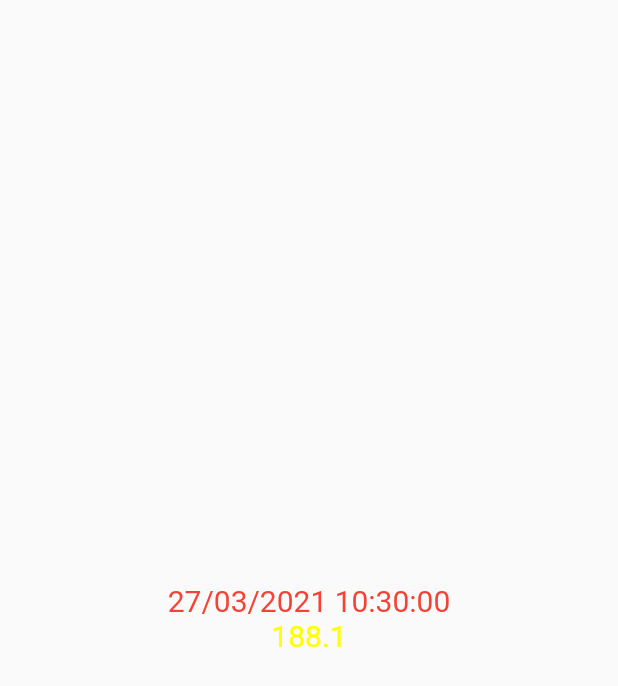
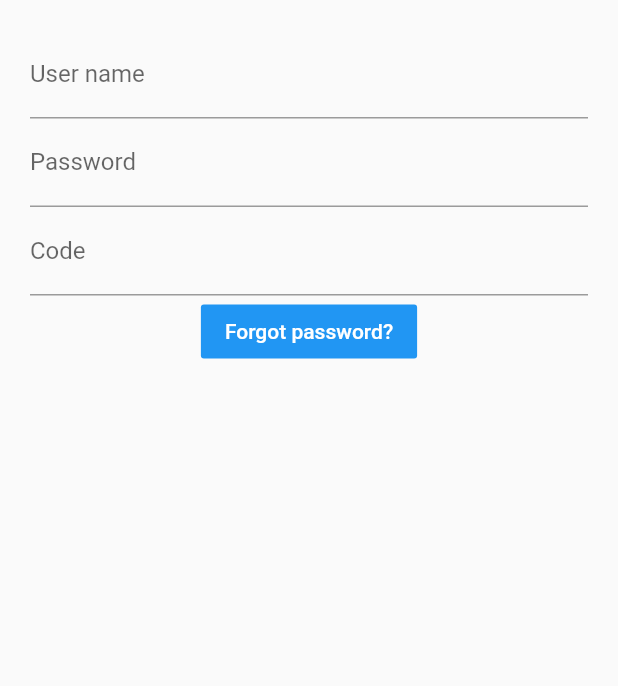
Before and after one commit to Wolo-Polo/Flutter, a Flutter app: the screen it shows after launch, on a phone screen of 412 x 824 dp. Shown: the top 686 px of the screen. Run offline on Flutter 3.47's test engine with Material 2 defaults, Android fonts, the phone set to English and light mode, and no system bars.

Commit message:
SafeArea, TextFeild, FlatButton,...

```diff
--- /dev/null
+++ b/lib/SafeArea.dart
@@ -0,0 +1,71 @@
+import 'package:flutter/cupertino.dart';
+import 'package:flutter/material.dart';
+
+class MySafeArea extends StatefulWidget{
+  @override
+  State<StatefulWidget> createState() {
+    return _MySafeAreaState();
+  }
+}
+
+class _MySafeAreaState extends State{
+  final GlobalKey<ScaffoldState> _scaffoldKey = GlobalKey<ScaffoldState>();
+  final _userNameController = TextEditingController();
+  final _passwordController = TextEditingController();
+  final _codeController = TextEditingController();
+  String _userName = "";
+  int _code = 0;
+  @override
+  Widget build(BuildContext context) {
+    return MaterialApp(
+      title: "My SafeArea, Column, FlatButton, TextField",
+      home: Scaffold(
+        key: _scaffoldKey,
+        body: SafeArea(
+          minimum: EdgeInsets.only(left: 20, right: 20, top: 20, bottom: 20),
+          child: Column(
+            mainAxisAlignment: MainAxisAlignment.start,
+            children: [
+              TextField(
+                decoration: InputDecoration(labelText: "User name"),
+                controller: _userNameController,
+                onChanged: (text){
+                  _userName = text;
+                },
+              ),
+              TextField(
+                decoration: InputDecoration(labelText: "Password"),
+                obscureText: true,
+                enableSuggestions: false,
+                autocorrect: false,
+                controller: _passwordController,
+              ),
+              TextField(
+                decoration: InputDecoration(labelText: "Code"),
+                controller: _codeController,
+                onChanged: (number){
+                  _code = int.parse(number) ?? 0; //if tect = null or convert fail ==> _code = 0
+                },
+              ),
+              FlatButton(
+                child: Text("Forgot password?"),
+                color: Colors.blue,
+                textColor: Colors.white,
+                onPressed: (){
+                  print("Username: ${_userName} Code: ${_code}");
+                  _scaffoldKey.currentState.showSnackBar(
+                    SnackBar(
+                        content: Text("Username: ${_userName} Code: ${_code}"),
+                        duration: Duration(seconds: 3),
+                    )
+                  );
+                },
+              )
+            ],
+          ),
+        ),
+      ),
+    );
+  }
+
+}
--- a/lib/main.dart
+++ b/lib/main.dart
@@ -2,6 +2,7 @@ import 'package:flutter/material.dart';
 import 'package:flutter_app/MyWidget.dart';
 import 'package:flutter_app/MyWidgetState.dart';
 import 'package:flutter_app/DateTimeAndIntl.dart';
+import 'package:flutter_app/SafeArea.dart';
 void main() {
-  runApp(DateTimeWidget());
+  runApp(MySafeArea());
 }
```
